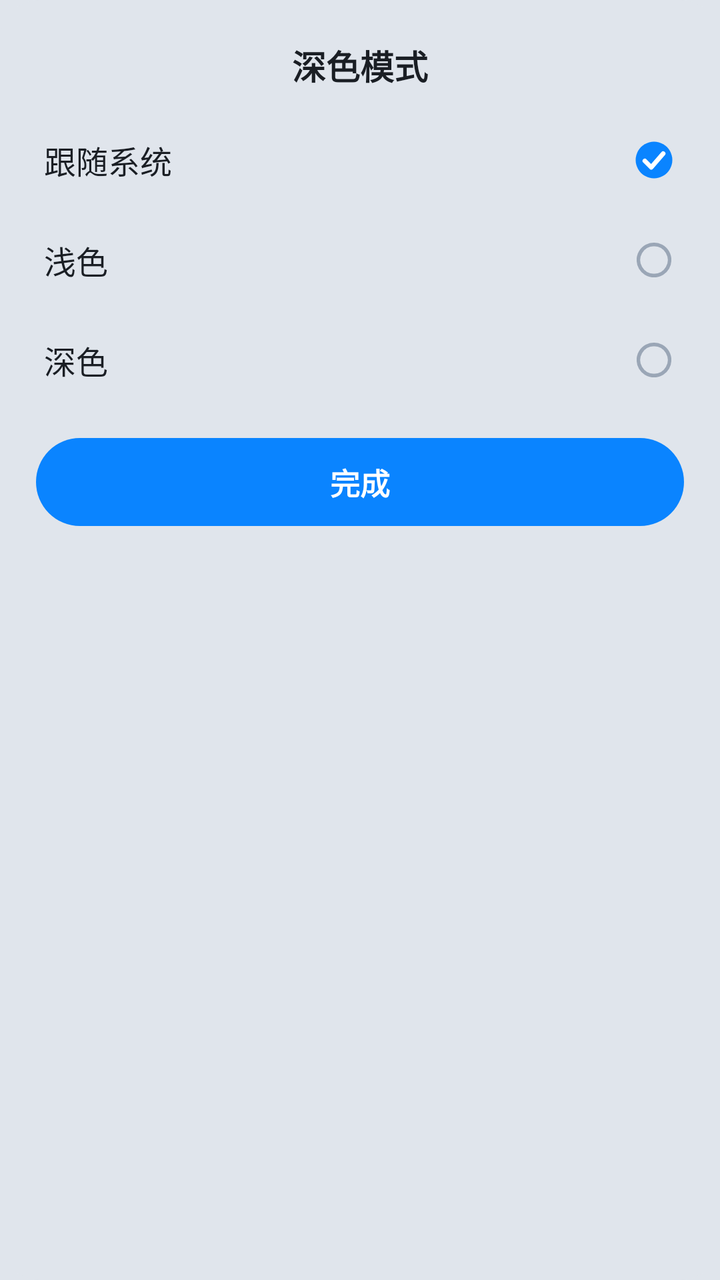
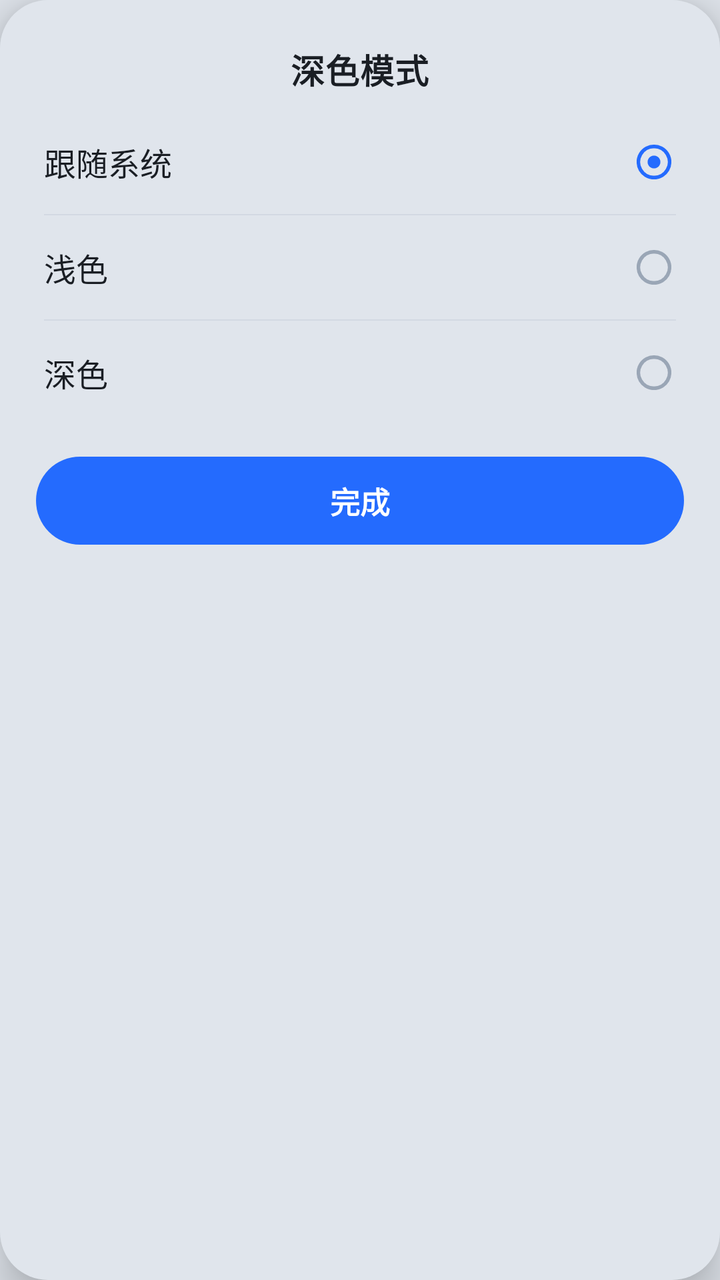

Before-and-after screenshots of an Android layout around one commit, followed by the original layout XML and the change that was made.
<!-- AndroidManifest.xml: application theme VoiceTheme -->
<!-- res/layout/dialog_dark_mode.xml -->
<?xml version="1.0" encoding="utf-8"?>
<LinearLayout xmlns:android="http://schemas.android.com/apk/res/android"
    android:layout_width="match_parent"
    android:layout_height="wrap_content"
    android:orientation="vertical"
    android:background="@drawable/bg_dialog"
    android:paddingTop="20dp">

    <TextView
        android:layout_width="wrap_content"
        android:layout_height="wrap_content"
        android:layout_gravity="center_horizontal"
        android:text="深色模式"
        android:textColor="@color/text_primary"
        android:textSize="17sp"
        android:textStyle="bold" />

    <LinearLayout
        android:id="@+id/row_follow"
        android:layout_width="match_parent"
        android:layout_height="50dp"
        android:layout_marginTop="10dp"
        android:gravity="center_vertical"
        android:orientation="horizontal"
        android:paddingStart="22dp"
        android:paddingEnd="22dp"
        android:clickable="true"
        android:focusable="true">

        <TextView
            android:layout_width="0dp"
            android:layout_height="wrap_content"
            android:layout_weight="1"
            android:text="跟随系统"
            android:textColor="@color/text_primary"
            android:textSize="16sp" />

        <ImageView
            android:id="@+id/radio_follow"
            android:layout_width="22dp"
            android:layout_height="22dp"
            android:contentDescription="@null"
            android:src="@drawable/ic_radio_on" />
    </LinearLayout>

    <LinearLayout
        android:id="@+id/row_light"
        android:layout_width="match_parent"
        android:layout_height="50dp"
        android:gravity="center_vertical"
        android:orientation="horizontal"
        android:paddingStart="22dp"
        android:paddingEnd="22dp"
        android:clickable="true"
        android:focusable="true">

        <TextView
            android:layout_width="0dp"
            android:layout_height="wrap_content"
            android:layout_weight="1"
            android:text="浅色"
            android:textColor="@color/text_primary"
            android:textSize="16sp" />

        <ImageView
            android:id="@+id/radio_light"
            android:layout_width="22dp"
            android:layout_height="22dp"
            android:contentDescription="@null"
            android:src="@drawable/ic_radio_off" />
    </LinearLayout>

    <LinearLayout
        android:id="@+id/row_dark"
        android:layout_width="match_parent"
        android:layout_height="50dp"
        android:gravity="center_vertical"
        android:orientation="horizontal"
        android:paddingStart="22dp"
        android:paddingEnd="22dp"
        android:clickable="true"
        android:focusable="true">

        <TextView
            android:layout_width="0dp"
            android:layout_height="wrap_content"
            android:layout_weight="1"
            android:text="深色"
            android:textColor="@color/text_primary"
            android:textSize="16sp" />

        <ImageView
            android:id="@+id/radio_dark"
            android:layout_width="22dp"
            android:layout_height="22dp"
            android:contentDescription="@null"
            android:src="@drawable/ic_radio_off" />
    </LinearLayout>

    <TextView
        android:id="@+id/btn_dark_done"
        android:layout_width="match_parent"
        android:layout_height="44dp"
        android:layout_marginStart="18dp"
        android:layout_marginEnd="18dp"
        android:layout_marginTop="14dp"
        android:layout_marginBottom="18dp"
        android:gravity="center"
        android:background="@drawable/btn_round_blue"
        android:text="完成"
        android:textColor="#FFFFFF"
        android:textSize="15sp"
        android:textStyle="bold" />
</LinearLayout>
<!-- resources referenced by this layout -->
<resources>
  <color name="text_primary">#1A1E24</color>
  <!-- drawable bg_dialog (drawable) -->
  <?xml version="1.0" encoding="utf-8"?>
  <shape xmlns:android="http://schemas.android.com/apk/res/android">
      <solid android:color="@color/card_bg" />
      <corners android:radius="20dp" />
  </shape>
  <!-- drawable btn_round_blue (drawable) -->
  <?xml version="1.0" encoding="utf-8"?>
  <selector xmlns:android="http://schemas.android.com/apk/res/android">
      <item android:state_pressed="true">
          <shape>
              <solid android:color="#0066CC" />
              <corners android:radius="29dp" />
          </shape>
      </item>
      <item>
          <shape>
              <solid android:color="#0A84FF" />
              <corners android:radius="29dp" />
          </shape>
      </item>
  </selector>
  <!-- drawable ic_radio_off (drawable) -->
  <?xml version="1.0" encoding="utf-8"?>
  <vector xmlns:android="http://schemas.android.com/apk/res/android"
      android:width="22dp"
      android:height="22dp"
      android:viewportWidth="24"
      android:viewportHeight="24">
      <path
          android:pathData="M12,3.5 a8.5,8.5 0 1 0 0.002,0 z"
          android:strokeColor="@color/text_hint"
          android:strokeWidth="2"
          android:fillColor="@null" />
  </vector>
  <!-- drawable ic_radio_on (drawable) -->
  <?xml version="1.0" encoding="utf-8"?>
  <vector xmlns:android="http://schemas.android.com/apk/res/android"
      android:width="22dp"
      android:height="22dp"
      android:viewportWidth="24"
      android:viewportHeight="24">
      <path
          android:fillColor="#0A84FF"
          android:pathData="M12,2 a10,10 0 1 0 0.002,0 z" />
      <path
          android:pathData="M7,12.5 L10.5,16 L17,8.5"
          android:strokeColor="#FFFFFF"
          android:strokeWidth="2.5"
          android:strokeLineCap="round"
          android:strokeLineJoin="round"
          android:fillColor="@null" />
  </vector>
  <style name="VoiceTheme" parent="@android:style/Theme.Material.Light.NoActionBar">
          <item name="android:statusBarColor">@color/page_bg</item>
          <item name="android:navigationBarColor">@color/page_bg</item>
          <item name="android:windowBackground">@color/page_bg</item>
      </style>
  <color name="card_bg">#E0E5EC</color>
  <color name="text_hint">#9AA6B6</color>
  <color name="page_bg">#E0E5EC</color>
</resources>

<!-- the commit's change to res/layout/dialog_dark_mode.xml (unified diff, before → after) -->
@@ -4,7 +4,8 @@
     android:layout_height="wrap_content"
     android:orientation="vertical"
     android:background="@drawable/bg_dialog"
-    android:paddingTop="20dp">
+    android:elevation="12dp"
+    android:paddingTop="22dp">
 
     <TextView
         android:layout_width="wrap_content"
@@ -13,13 +14,14 @@
         android:text="深色模式"
         android:textColor="@color/text_primary"
         android:textSize="17sp"
-        android:textStyle="bold" />
+        android:textStyle="bold"
+        android:letterSpacing="0.02" />
 
     <LinearLayout
         android:id="@+id/row_follow"
         android:layout_width="match_parent"
-        android:layout_height="50dp"
-        android:layout_marginTop="10dp"
+        android:layout_height="52dp"
+        android:layout_marginTop="8dp"
         android:gravity="center_vertical"
         android:orientation="horizontal"
         android:paddingStart="22dp"
@@ -43,10 +45,17 @@
             android:src="@drawable/ic_radio_on" />
     </LinearLayout>
 
+    <View
+        android:layout_width="match_parent"
+        android:layout_height="0.5dp"
+        android:layout_marginStart="22dp"
+        android:layout_marginEnd="22dp"
+        android:background="@color/divider" />
+
     <LinearLayout
         android:id="@+id/row_light"
         android:layout_width="match_parent"
-        android:layout_height="50dp"
+        android:layout_height="52dp"
         android:gravity="center_vertical"
         android:orientation="horizontal"
         android:paddingStart="22dp"
@@ -70,10 +79,17 @@
             android:src="@drawable/ic_radio_off" />
     </LinearLayout>
 
+    <View
+        android:layout_width="match_parent"
+        android:layout_height="0.5dp"
+        android:layout_marginStart="22dp"
+        android:layout_marginEnd="22dp"
+        android:background="@color/divider" />
+
     <LinearLayout
         android:id="@+id/row_dark"
         android:layout_width="match_parent"
-        android:layout_height="50dp"
+        android:layout_height="52dp"
         android:gravity="center_vertical"
         android:orientation="horizontal"
         android:paddingStart="22dp"
@@ -103,8 +119,8 @@
         android:layout_height="44dp"
         android:layout_marginStart="18dp"
         android:layout_marginEnd="18dp"
-        android:layout_marginTop="14dp"
-        android:layout_marginBottom="18dp"
+        android:layout_marginTop="16dp"
+        android:layout_marginBottom="20dp"
         android:gravity="center"
         android:background="@drawable/btn_round_blue"
         android:text="完成"
<!-- resource entries referenced after the edit -->
@@ -1,24 +1,25 @@
 <!-- resources referenced by this layout -->
 <resources>
+  <color name="divider">#D3D9E2</color>
   <color name="text_primary">#1A1E24</color>
   <!-- drawable bg_dialog (drawable) -->
   <?xml version="1.0" encoding="utf-8"?>
   <shape xmlns:android="http://schemas.android.com/apk/res/android">
       <solid android:color="@color/card_bg" />
-      <corners android:radius="20dp" />
+      <corners android:radius="24dp" />
   </shape>
   <!-- drawable btn_round_blue (drawable) -->
   <?xml version="1.0" encoding="utf-8"?>
   <selector xmlns:android="http://schemas.android.com/apk/res/android">
       <item android:state_pressed="true">
           <shape>
-              <solid android:color="#0066CC" />
+              <solid android:color="@color/accent_brand_pressed" />
               <corners android:radius="29dp" />
           </shape>
       </item>
       <item>
           <shape>
-              <solid android:color="#0A84FF" />
+              <solid android:color="@color/accent_brand" />
               <corners android:radius="29dp" />
           </shape>
       </item>
@@ -44,15 +45,13 @@
       android:viewportWidth="24"
       android:viewportHeight="24">
       <path
-          android:fillColor="#0A84FF"
-          android:pathData="M12,2 a10,10 0 1 0 0.002,0 z" />
+          android:pathData="M12,3.5 a8.5,8.5 0 1 0 0.002,0 z"
+          android:strokeColor="@color/accent_brand"
+          android:strokeWidth="2"
+          android:fillColor="@null" />
       <path
-          android:pathData="M7,12.5 L10.5,16 L17,8.5"
-          android:strokeColor="#FFFFFF"
-          android:strokeWidth="2.5"
-          android:strokeLineCap="round"
-          android:strokeLineJoin="round"
-          android:fillColor="@null" />
+          android:fillColor="@color/accent_brand"
+          android:pathData="M12,8.5 a3.5,3.5 0 1 0 0.002,0 z" />
   </vector>
   <style name="VoiceTheme" parent="@android:style/Theme.Material.Light.NoActionBar">
           <item name="android:statusBarColor">@color/page_bg</item>
@@ -60,6 +59,8 @@
           <item name="android:windowBackground">@color/page_bg</item>
       </style>
   <color name="card_bg">#E0E5EC</color>
+  <color name="accent_brand_pressed">#1E56E0</color>
+  <color name="accent_brand">#246BFE</color>
   <color name="text_hint">#9AA6B6</color>
   <color name="page_bg">#E0E5EC</color>
 </resources>
